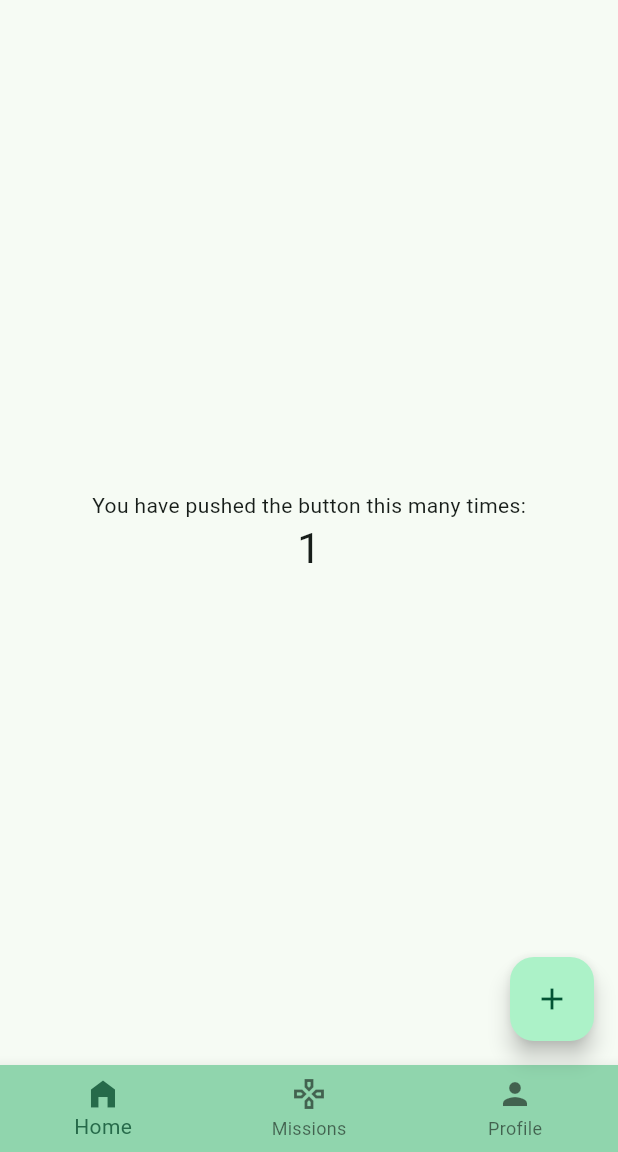
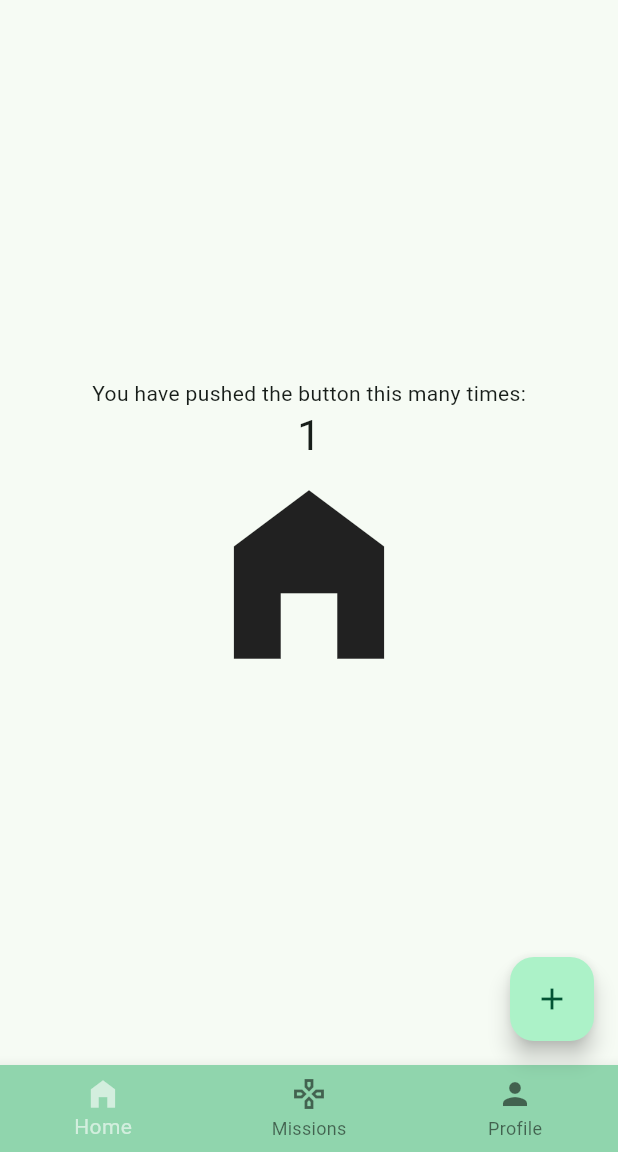
Before and after one commit to bjorkroth/drivr, a Flutter app: the screen it shows after launch, after a tap on the "add" icon, on a phone screen of 412 x 824 dp, the part 84-1236 px from its top. Run offline on Flutter 3.47's test engine with Material 2 defaults, Android fonts, the phone set to English and light mode, and no system bars.

```diff
--- a/lib/main.dart
+++ b/lib/main.dart
@@ -56,6 +56,7 @@ class MyHomePage extends StatefulWidget {
 
 class _MyHomePageState extends State<MyHomePage> {
   int _counter = 0;
+  int _selectedIndex = 0;
 
   void _incrementCounter() {
     setState(() {
@@ -67,6 +68,27 @@ class _MyHomePageState extends State<MyHomePage> {
       _counter++;
     });
   }
+
+  void _onItemTapped(int index){
+    setState(() {
+      _selectedIndex = index;
+    });
+  }
+
+  static const List<Widget> pages = <Widget>[
+    Icon(
+      Icons.home_filled,
+      size: 150,
+    ),
+    Icon(
+      Icons.games_outlined,
+      size: 150,
+    ),
+    Icon(
+      Icons.person,
+      size: 150,
+    ),
+  ];
 
   @override
   Widget build(BuildContext context) {
@@ -117,11 +139,15 @@ class _MyHomePageState extends State<MyHomePage> {
                 '$_counter',
                 style: Theme.of(context).textTheme.headlineMedium,
               ),
+              pages.elementAt(_selectedIndex)
             ],
           ),
         ),
       bottomNavigationBar: BottomNavigationBar(
         backgroundColor: Theme.of(context).colorScheme.inversePrimary,
+        selectedItemColor: Colors.white60,
+        currentIndex: _selectedIndex,
+        onTap: _onItemTapped,
         items: const<BottomNavigationBarItem>[
           BottomNavigationBarItem(icon: Icon(Icons.home_filled), label: 'Home'),
           BottomNavigationBarItem(icon: Icon(Icons.games_outlined), label: 'Missions'),
```
